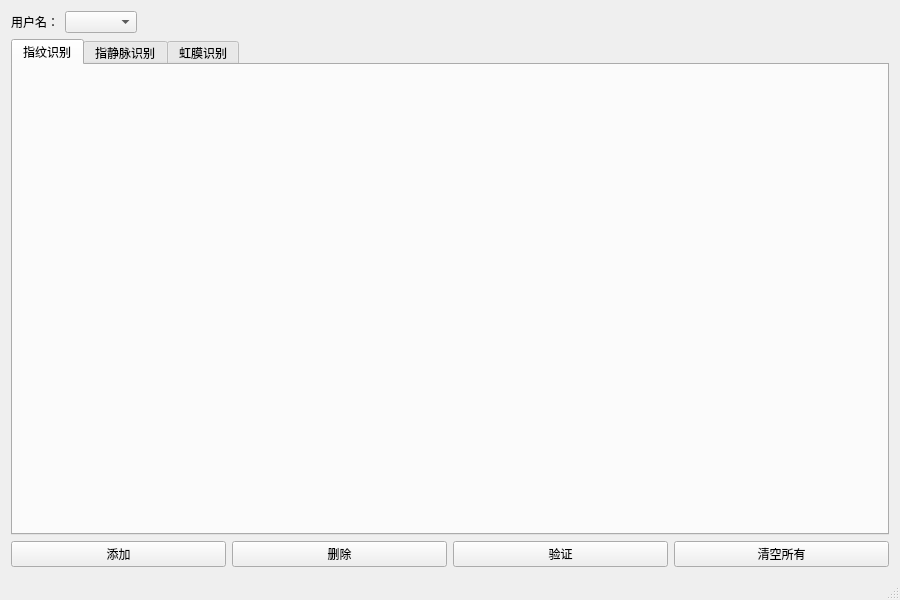
ukui/ukui-biometric-manager, file mainwindow.ui: the form before one commit.
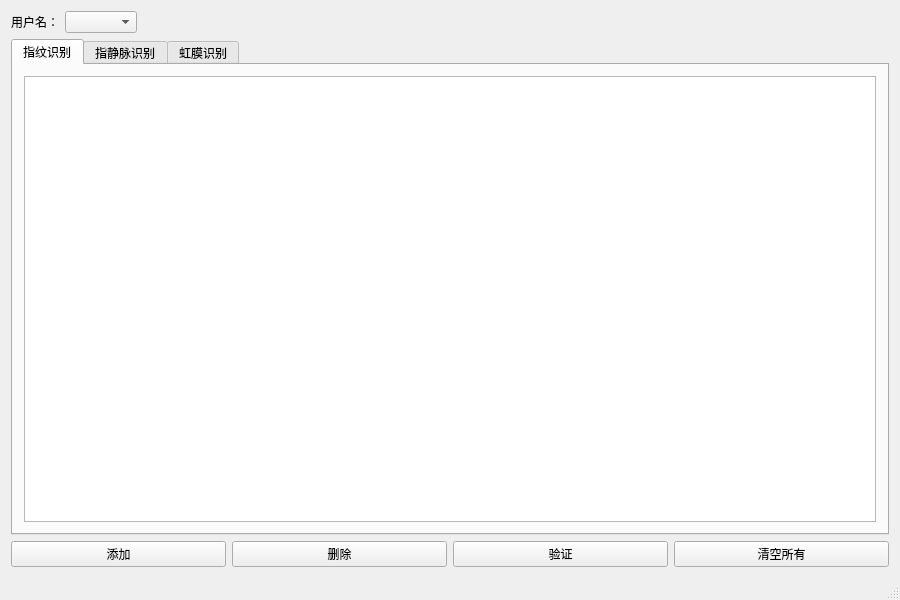
The form after the commit. The open tabs and pages were chosen to show the change.

Commit message:
总体框架加入指纹和虹膜识别支持
ui 设计中为指纹和虹膜识别标签页添加 QTreeView
使用 QMap 类型的 modelMap 保存三种设备的数据模型
biometricIndexMap 中的值类型改为列表指针，杜绝三个 QList 之间数据干扰的可能性
完善二分查找函数，增加列表为空的边界检测
setEnableWidgets 函数重命名为 setWidgetsEnabled

Diff of the .ui file:
```diff
--- a/mainwindow.ui
+++ b/mainwindow.ui
@@ -51,6 +51,15 @@
        <attribute name="title">
         <string>指纹识别</string>
        </attribute>
+       <layout class="QVBoxLayout" name="verticalLayout">
+        <item>
+         <widget class="QTreeView" name="treeViewFingerprint">
+          <property name="indentation">
+           <number>0</number>
+          </property>
+         </widget>
+        </item>
+       </layout>
       </widget>
       <widget class="QWidget" name="pageFingervein">
        <attribute name="title">
```
Left out of the diff: 9 changed lines with no effect on the pictures. The commit also changes 2 other files.
